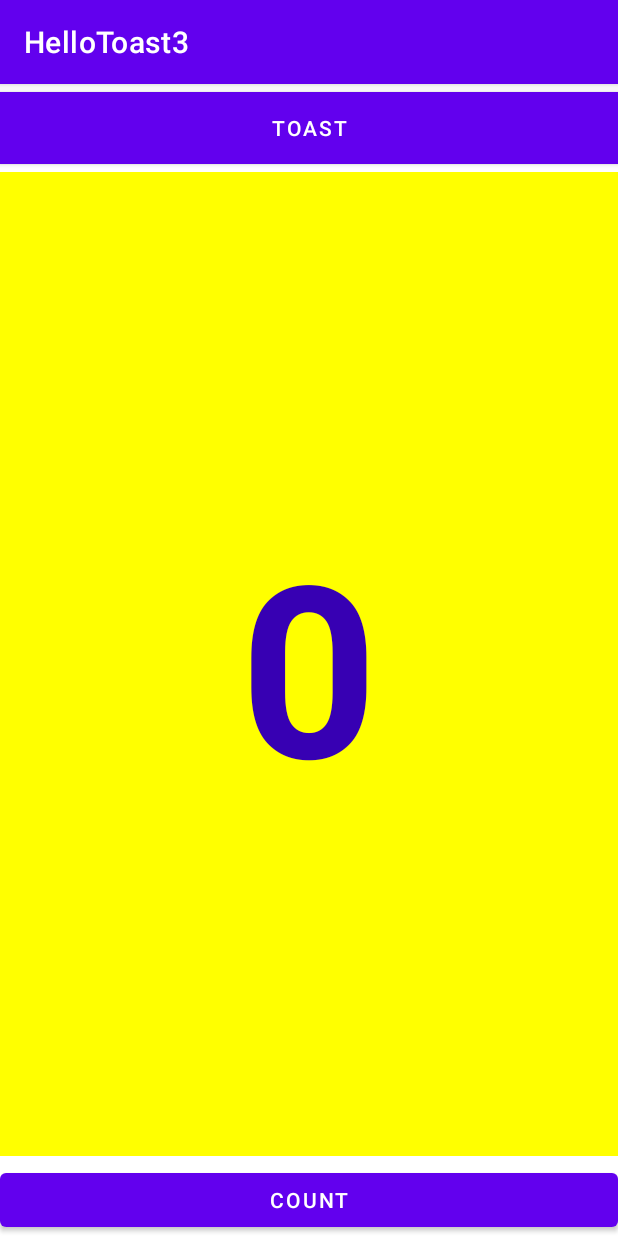
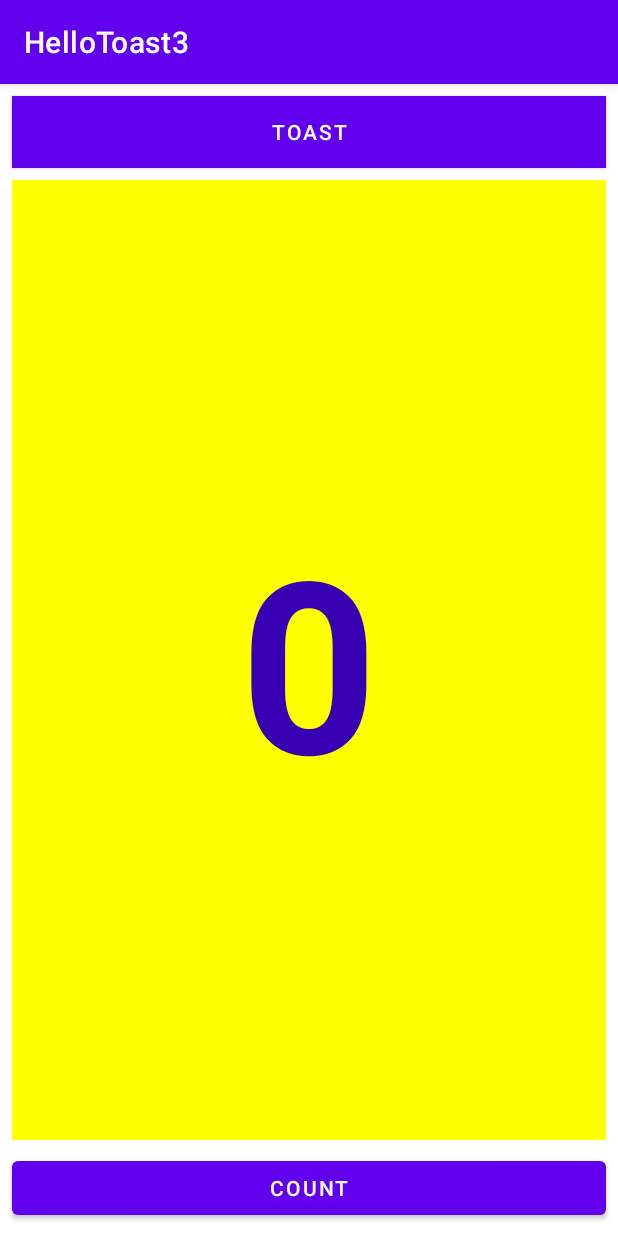
Before and after one commit to RahimGopali1/HelloToast2, an Android app: the screen it shows after launch (MainActivity), on a phone screen of 412 x 824 dp. Run offline under Robolectric (Android 15) with nearby library versions, the phone set to English and light mode, and no system bars.

Commit message:
task2 completed

```diff
--- a/app/src/main/res/layout/activity_main.xml
+++ b/app/src/main/res/layout/activity_main.xml
@@ -1,48 +1,48 @@
 <?xml version="1.0" encoding="utf-8"?>
-<androidx.constraintlayout.widget.ConstraintLayout xmlns:android="http://schemas.android.com/apk/res/android"
+<LinearLayout xmlns:android="http://schemas.android.com/apk/res/android"
     xmlns:app="http://schemas.android.com/apk/res-auto"
     xmlns:tools="http://schemas.android.com/tools"
     android:layout_width="match_parent"
     android:layout_height="match_parent"
     android:background="#ffffff"
+    android:orientation="vertical"
     tools:context=".MainActivity">
 
     <Button
         android:id="@+id/button_toast"
-        android:layout_width="0dp"
+        android:layout_width="match_parent"
         android:layout_height="wrap_content"
-        android:layout_marginTop="5dp"
+        android:layout_marginEnd="8dp"
+        android:layout_marginStart="8dp"
+        android:layout_marginTop="8dp"
         android:background="#0027FF"
         android:onClick="showToast"
-        android:text="@string/button_label_toast"
-        app:layout_constraintEnd_toEndOf="parent"
-        app:layout_constraintStart_toStartOf="parent"
-        app:layout_constraintTop_toTopOf="parent" />
+        android:text="@string/button_label_toast" />
+
+    <TextView
+        android:id="@+id/show_count"
+        android:layout_width="match_parent"
+        android:layout_height="wrap_content"
+        android:layout_marginStart="8dp"
+        android:layout_marginTop="8dp"
+        android:layout_marginEnd="8dp"
+        android:layout_marginBottom="8dp"
+        android:background="#FFFF00"
+        android:gravity="center|center_vertical"
+        android:text="@string/Count_initial_value"
+        android:textAlignment="center"
+        android:textColor="@color/purple_700"
+        android:textSize="160sp"
+        android:textStyle="bold"
+        android:layout_weight="1"/>
 
     <Button
         android:id="@+id/button_count"
-        android:layout_width="0dp"
+        android:layout_width="match_parent"
         android:layout_height="wrap_content"
+        android:layout_marginBottom="8dp"
+        android:layout_marginEnd="8dp"
+        android:layout_marginStart="8dp"
         android:onClick="countUp"
-        android:text="@string/button_label_count"
-        app:layout_constraintBottom_toBottomOf="parent"
-        app:layout_constraintEnd_toEndOf="parent"
-        app:layout_constraintStart_toStartOf="parent" />
-
-    <TextView
-        android:id="@+id/show_count"
-        android:layout_width="0dp"
-        android:layout_height="0dp"
-        android:layout_marginTop="5dp"
-        android:layout_marginBottom="5dp"
-        android:background="#FFFF00"
-        android:gravity="center"
-        android:text="@string/Count_initial_value"
-        android:textColor="@color/purple_700"
-        android:textSize="160sp"
-        android:textStyle="bold"
-        app:layout_constraintBottom_toTopOf="@+id/button_count"
-        app:layout_constraintEnd_toEndOf="parent"
-        app:layout_constraintStart_toStartOf="parent"
-        app:layout_constraintTop_toBottomOf="@+id/button_toast" />
-</androidx.constraintlayout.widget.ConstraintLayout>
+        android:text="@string/button_label_count" />
+</LinearLayout>
```
